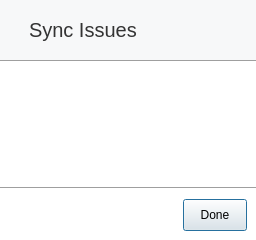
Old version of the form src/MEGASync/stalled_issues/gui/win/StalledIssuesDialog.ui in the repository meganz/MEGAsync.
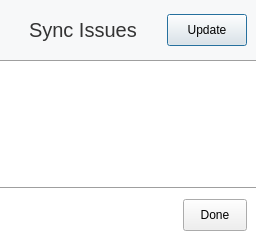
New version of the form. Custom widgets are drawn as their Qt base class.

Commit message: Changed the way MEGA Desktop App knows about the stalled issues

Patch:
```diff
--- a/src/MEGASync/stalled_issues/gui/win/StalledIssuesDialog.ui
+++ b/src/MEGASync/stalled_issues/gui/win/StalledIssuesDialog.ui
@@ -82,7 +82,7 @@
        <number>0</number>
       </property>
       <property name="rightMargin">
-       <number>0</number>
+       <number>9</number>
       </property>
       <property name="bottomMargin">
        <number>0</number>
@@ -107,6 +107,25 @@
         </property>
        </spacer>
       </item>
+      <item>
+       <widget class="QPushButton" name="updateButton">
+        <property name="minimumSize">
+         <size>
+          <width>0</width>
+          <height>32</height>
+         </size>
+        </property>
+        <property name="maximumSize">
+         <size>
+          <width>16777215</width>
+          <height>32</height>
+         </size>
+        </property>
+        <property name="text">
+         <string>Update</string>
+        </property>
+       </widget>
+      </item>
      </layout>
     </widget>
    </item>
```
The commit also changes 7 other files.
